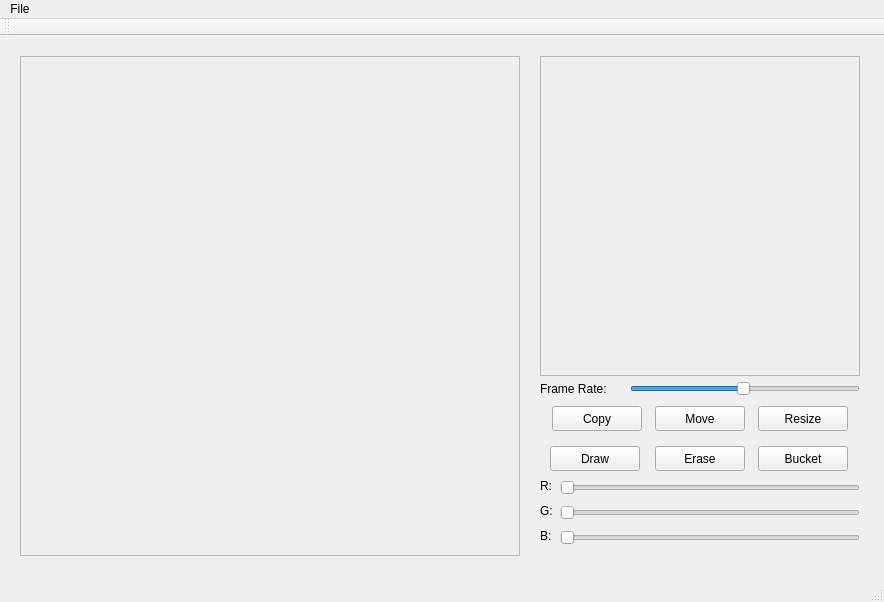
Before: the Qt Designer form pixamawindow.ui in JonWiggins/PixamaSpriteEditor, drawn with Qt 5.
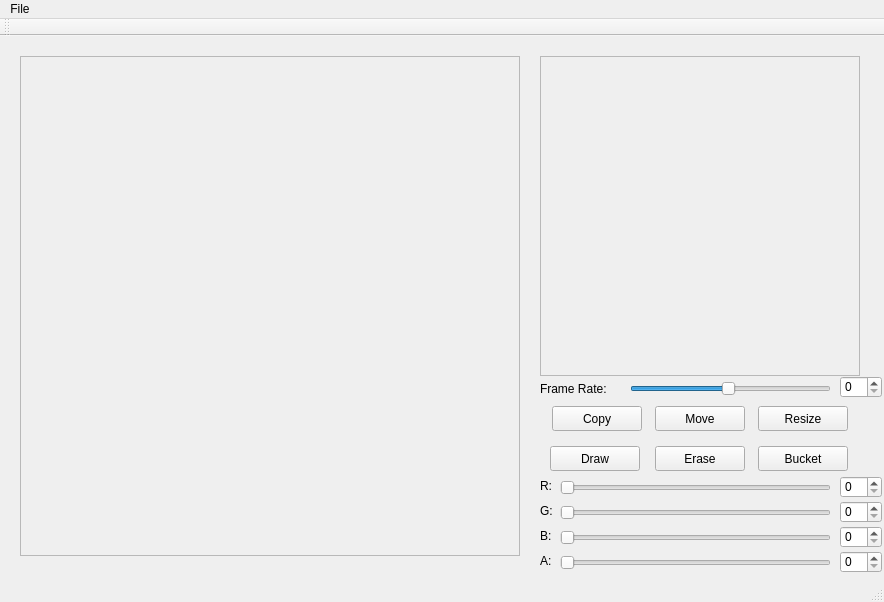
After: the same form once the commit is applied.

Diff of the .ui file:
```diff
--- a/pixamawindow.ui
+++ b/pixamawindow.ui
@@ -119,7 +119,7 @@
      <rect>
       <x>630</x>
       <y>340</y>
-      <width>230</width>
+      <width>201</width>
       <height>25</height>
      </rect>
     </property>
@@ -206,7 +206,7 @@
      <rect>
       <x>560</x>
       <y>440</y>
-      <width>300</width>
+      <width>271</width>
       <height>23</height>
      </rect>
     </property>
@@ -228,7 +228,7 @@
      <rect>
       <x>560</x>
       <y>465</y>
-      <width>300</width>
+      <width>271</width>
       <height>23</height>
      </rect>
     </property>
@@ -250,7 +250,7 @@
      <rect>
       <x>560</x>
       <y>490</y>
-      <width>300</width>
+      <width>271</width>
       <height>23</height>
      </rect>
     </property>
@@ -267,6 +267,106 @@
      <enum>Qt::Horizontal</enum>
     </property>
    </widget>
+   <widget class="QLabel" name="labelA">
+    <property name="geometry">
+     <rect>
+      <x>540</x>
+      <y>515</y>
+      <width>20</width>
+      <height>20</height>
+     </rect>
+    </property>
+    <property name="text">
+     <string>A:</string>
+    </property>
+   </widget>
+   <widget class="QSlider" name="sliderA">
+    <property name="geometry">
+     <rect>
+      <x>560</x>
+      <y>515</y>
+      <width>271</width>
+      <height>23</height>
+     </rect>
+    </property>
+    <property name="minimum">
+     <number>0</number>
+    </property>
+    <property name="maximum">
+     <number>255</number>
+    </property>
+    <property name="value">
+     <number>0</number>
+    </property>
+    <property name="orientation">
+     <enum>Qt::Horizontal</enum>
+    </property>
+   </widget>
+   <widget class="QSpinBox" name="spinBoxR">
+    <property name="geometry">
+     <rect>
+      <x>840</x>
+      <y>440</y>
+      <width>42</width>
+      <height>22</height>
+     </rect>
+    </property>
+    <property name="maximum">
+     <number>255</number>
+    </property>
+   </widget>
+   <widget class="QSpinBox" name="spinBoxG">
+    <property name="geometry">
+     <rect>
+      <x>840</x>
+      <y>465</y>
+      <width>42</width>
+      <height>22</height>
+     </rect>
+    </property>
+    <property name="maximum">
+     <number>255</number>
+    </property>
+   </widget>
+   <widget class="QSpinBox" name="spinBoxB">
+    <property name="geometry">
+     <rect>
+      <x>840</x>
+      <y>490</y>
+      <width>42</width>
+      <height>22</height>
+     </rect>
+    </property>
+    <property name="maximum">
+     <number>255</number>
+    </property>
+   </widget>
+   <widget class="QSpinBox" name="spinBoxA">
+    <property name="geometry">
+     <rect>
+      <x>840</x>
+      <y>515</y>
+      <width>42</width>
+      <height>22</height>
+     </rect>
+    </property>
+    <property name="maximum">
+     <number>255</number>
+    </property>
+   </widget>
+   <widget class="QSpinBox" name="frameRateSpinBox">
+    <property name="geometry">
+     <rect>
+      <x>840</x>
+      <y>340</y>
+      <width>42</width>
+      <height>22</height>
+     </rect>
+    </property>
+    <property name="maximum">
+     <number>30</number>
+    </property>
+   </widget>
   </widget>
   <widget class="QMenuBar" name="menuBar">
    <property name="geometry">
```
Left out of the diff: 165 changed lines with no effect on the pictures.
